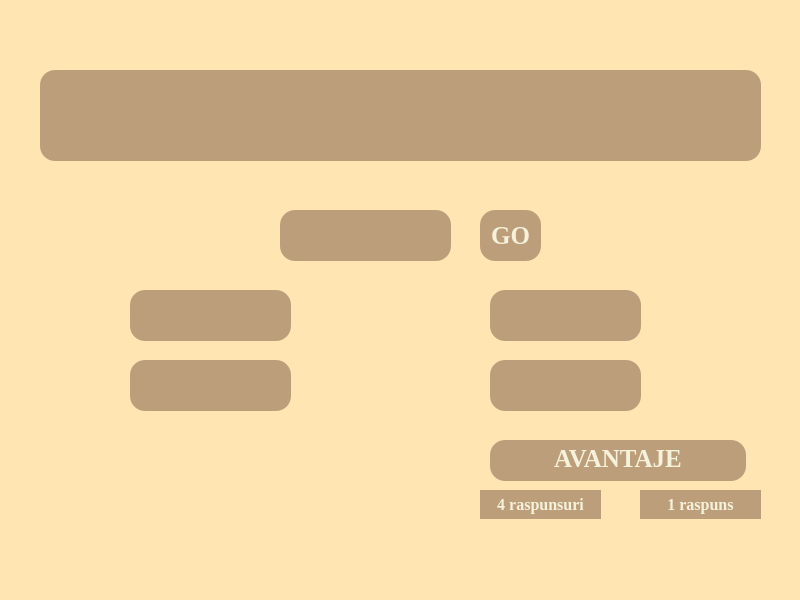
DianaMatei11/ProjectModernCPP---Triviador, file GUI/Start-intermediar/intrebarinumerice.ui: the form before one commit.
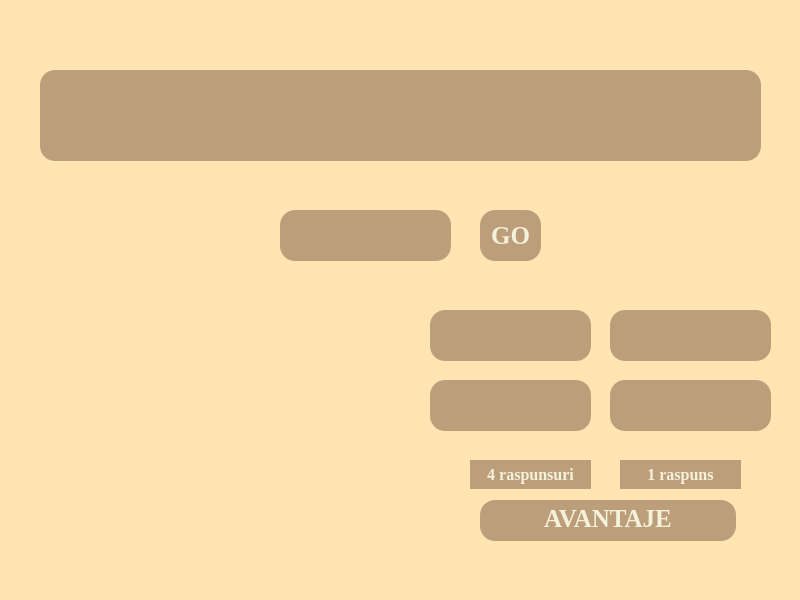
The form after the commit.

```diff
--- a/GUI/Start-intermediar/intrebarinumerice.ui
+++ b/GUI/Start-intermediar/intrebarinumerice.ui
@@ -59,8 +59,8 @@
    <widget class="QPushButton" name="avantaj4_rasp">
     <property name="geometry">
      <rect>
-      <x>480</x>
-      <y>490</y>
+      <x>470</x>
+      <y>460</y>
       <width>121</width>
       <height>29</height>
      </rect>
@@ -77,8 +77,8 @@
    <widget class="QPushButton" name="avantaj1_rasp">
     <property name="geometry">
      <rect>
-      <x>640</x>
-      <y>490</y>
+      <x>620</x>
+      <y>460</y>
       <width>121</width>
       <height>29</height>
      </rect>
@@ -96,8 +96,8 @@
    <widget class="QTextBrowser" name="textBrowser_2">
     <property name="geometry">
      <rect>
-      <x>490</x>
-      <y>440</y>
+      <x>480</x>
+      <y>500</y>
       <width>256</width>
       <height>41</height>
      </rect>
@@ -119,8 +119,8 @@
    <widget class="QPushButton" name="av0">
     <property name="geometry">
      <rect>
-      <x>130</x>
-      <y>290</y>
+      <x>610</x>
+      <y>310</y>
       <width>161</width>
       <height>51</height>
      </rect>
@@ -137,8 +137,8 @@
    <widget class="QPushButton" name="av1">
     <property name="geometry">
      <rect>
-      <x>130</x>
-      <y>360</y>
+      <x>610</x>
+      <y>380</y>
       <width>161</width>
       <height>51</height>
      </rect>
@@ -155,9 +155,9 @@
    <widget class="QPushButton" name="av2">
     <property name="geometry">
      <rect>
-      <x>490</x>
-      <y>290</y>
-      <width>151</width>
+      <x>430</x>
+      <y>310</y>
+      <width>161</width>
       <height>51</height>
      </rect>
     </property>
@@ -173,9 +173,9 @@
    <widget class="QPushButton" name="av3">
     <property name="geometry">
      <rect>
-      <x>490</x>
-      <y>360</y>
-      <width>151</width>
+      <x>430</x>
+      <y>380</y>
+      <width>161</width>
       <height>51</height>
      </rect>
     </property>
```
